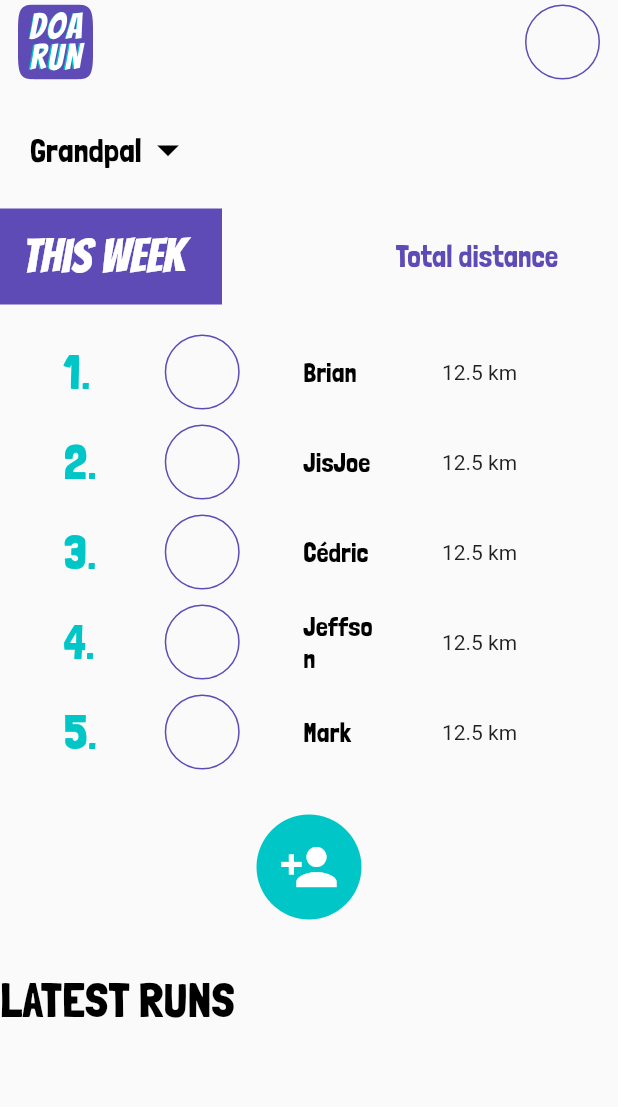
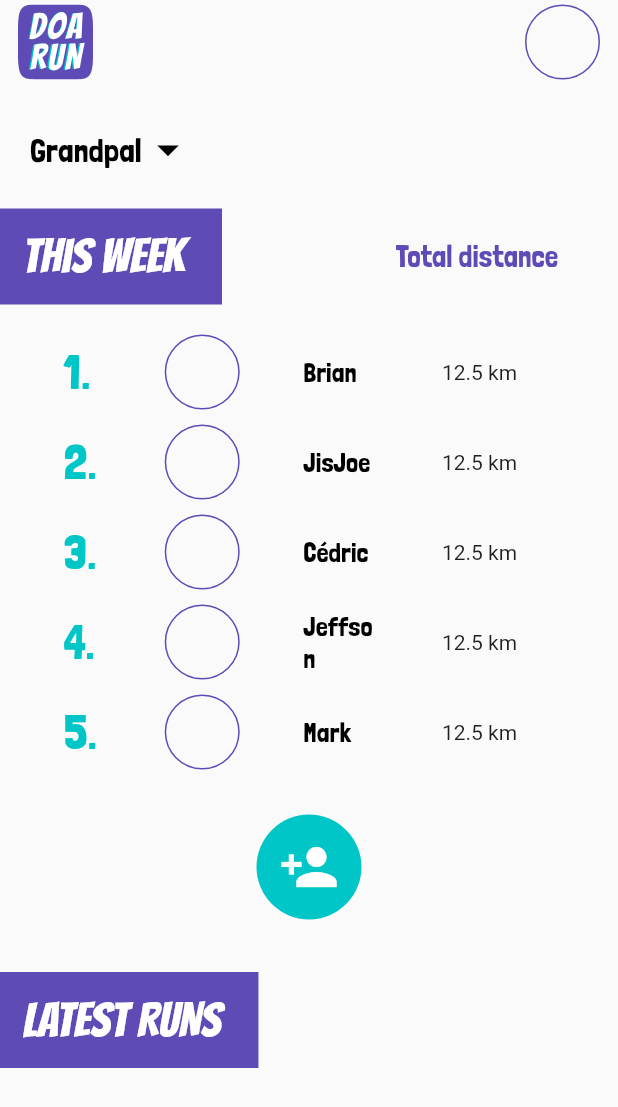
Before and after one commit to dalynewspaper/doarun, a Flutter app: the Home screen opened directly, on a phone screen of 412 x 824 dp. Shown: the top 1107 px of the screen. Run offline on Flutter 3.47's test engine with Material 2 defaults, Android fonts, the phone set to English and light mode, and no system bars; drawn by our look-alikes of auto_size_text; our stand-ins replace flutter_spinkit, flutter_svg, get, lottie.

Commit message:
feat: added latest runs title design

```diff
--- a/lib/screens/home/latest_run.dart
+++ b/lib/screens/home/latest_run.dart
@@ -1,9 +1,21 @@
+import 'package:doarun/style/color.dart';
 import 'package:doarun/style/text.dart';
 import 'package:flutter/cupertino.dart';
 
 class LatestRun extends StatelessWidget {
   @override
   Widget build(BuildContext context) {
-    return Text("Latest runs".toUpperCase(), style: textStyleH1);
+    return Column(
+        crossAxisAlignment: CrossAxisAlignment.start,
+        children: [
+          Container(
+              color: mainColor,
+              child: Padding(
+                padding: const EdgeInsets.fromLTRB(15.0, 15.0, 25.0, 15.0),
+                child: Text("Latest runs".toUpperCase(), style: textStyleTitle),
+              )
+          ),
+        ]
+    );
   }
 }
```
